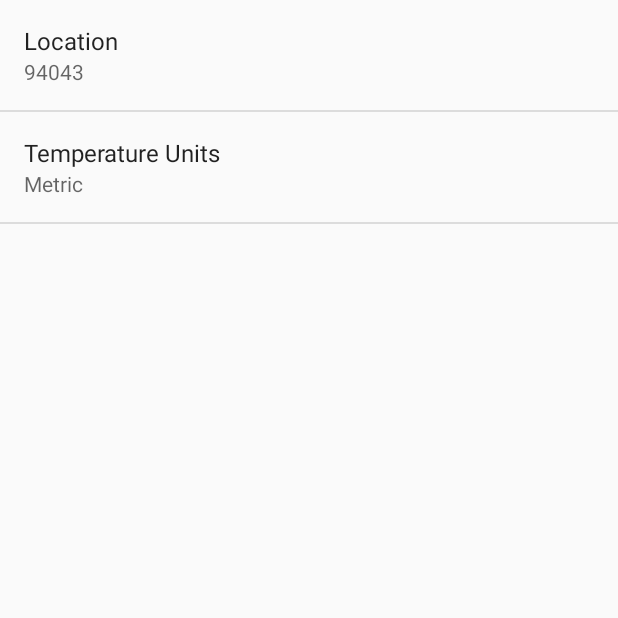
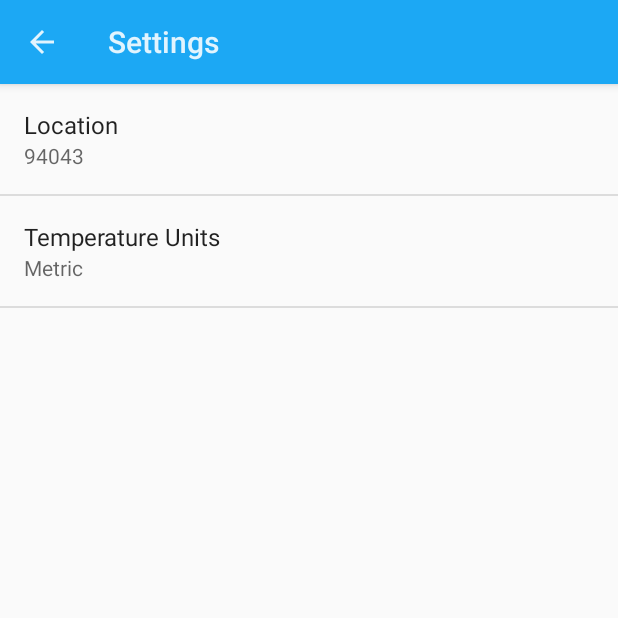
Before and after one commit to renatoneto/udacity-android-nd-sunshine-project, an Android app: the screen it shows after launch (SettingsActivity), in the options menu, after a tap on "Settings", on a phone screen of 412 x 824 dp, the top half of it. Run offline under Robolectric (Android 15) with nearby library versions, the phone set to English and light mode, and no system bars.

Commit message:
estilização do forecast item

```diff
--- a/app/src/main/AndroidManifest.xml
+++ b/app/src/main/AndroidManifest.xml
@@ -12,7 +12,8 @@
         android:theme="@style/AppTheme" >
         <activity
             android:name=".MainActivity"
-            android:label="@string/app_name" >
+            android:theme="@style/ForecastTheme"
+            android:label="@string/app_name">
             <intent-filter>
                 <action android:name="android.intent.action.MAIN" />
 
@@ -30,6 +31,7 @@
         <activity
             android:name=".SettingsActivity"
             android:label="@string/title_activity_settings"
+            android:theme="@style/SettingsTheme"
             android:parentActivityName=".MainActivity" >
             <meta-data
                 android:name="android.support.PARENT_ACTIVITY"
--- a/app/src/main/java/com/example/android/sunshine/app/ForecastAdapter.java
+++ b/app/src/main/java/com/example/android/sunshine/app/ForecastAdapter.java
@@ -18,13 +18,19 @@ public class ForecastAdapter extends CursorAdapter {
     private final int VIEW_TYPE_TODAY = 0;
     private final int VIEW_TYPE_FUTURE_DAY = 1;
 
+    private boolean mUseTodayLayout = true;
+
     public ForecastAdapter(Context context, Cursor c, int flags) {
         super(context, c, flags);
     }
 
+    public void setUseTodayLayout(boolean useTodayLayout) {
+        mUseTodayLayout = useTodayLayout;
+    }
+
     @Override
     public int getItemViewType(int position) {
-        return (position == 0) ? VIEW_TYPE_TODAY : VIEW_TYPE_FUTURE_DAY;
+        return (position == 0 && mUseTodayLayout) ? VIEW_TYPE_TODAY : VIEW_TYPE_FUTURE_DAY;
     }
 
     @Override
@@ -82,8 +88,6 @@ public class ForecastAdapter extends CursorAdapter {
 
         }
 
-
-
         viewHolder.dateView.setText(Utility.getFriendlyDayString(
                 mContext, cursor.getLong(ForecastFragment.COL_WEATHER_DATE)
         ));
--- a/app/src/main/java/com/example/android/sunshine/app/ForecastFragment.java
+++ b/app/src/main/java/com/example/android/sunshine/app/ForecastFragment.java
@@ -76,6 +76,20 @@ public class ForecastFragment extends Fragment implements LoaderManager.LoaderCa
     static final int COL_COORD_LAT = 7;
     static final int COL_COORD_LONG = 8;
 
+    private ListView mListView;
+    private int mScrollPosition = ListView.INVALID_POSITION;
+    private static final String SELECTED_KEY = "selected_position";
+
+    private boolean mUseTodayLayout;
+
+    public void setUseTodayLayout(boolean useTodayLayout) {
+        mUseTodayLayout = useTodayLayout;
+
+        if (mForecastAdapter != null) {
+            mForecastAdapter.setUseTodayLayout(mUseTodayLayout);
+        }
+    }
+
     /**
     * A callback interface that all activities containing this fragment must
     * implement. This mechanism allows activities to be notified of item
@@ -128,20 +142,32 @@ public class ForecastFragment extends Fragment implements LoaderManager.LoaderCa
     }
 
     @Override
+    public void onSaveInstanceState(Bundle outState) {
+
+        if (mScrollPosition != ListView.INVALID_POSITION) {
+            outState.putInt(SELECTED_KEY, mScrollPosition);
+        }
+
+        super.onSaveInstanceState(outState);
+    }
+
+    @Override
     public View onCreateView(LayoutInflater inflater, ViewGroup container,
-                             Bundle savedInstanceState) {
+                             final Bundle savedInstanceState) {
 
         // The ArrayAdapter will take data from a source and
         // use it to populate the ListView it's attached to.
         mForecastAdapter = new ForecastAdapter(getActivity(), null, 0);
 
+        mForecastAdapter.setUseTodayLayout(mUseTodayLayout);
+
         View rootView = inflater.inflate(R.layout.fragment_main, container, false);
 
         // Get a reference to the ListView, and attach this adapter to it.
-        ListView listView = (ListView) rootView.findViewById(R.id.listview_forecast);
-        listView.setAdapter(mForecastAdapter);
+        mListView = (ListView) rootView.findViewById(R.id.listview_forecast);
+        mListView.setAdapter(mForecastAdapter);
 
-        listView.setOnItemClickListener(new AdapterView.OnItemClickListener() {
+        mListView.setOnItemClickListener(new AdapterView.OnItemClickListener() {
 
             @Override
             public void onItemClick(AdapterView adapterView, View view, int position, long l) {
@@ -156,9 +182,15 @@ public class ForecastFragment extends Fragment implements LoaderManager.LoaderCa
                                     locationSetting, cursor.getLong(COL_WEATHER_DATE)
                             ));
 
+                    mScrollPosition = position;
+
                 }
             }
         });
+
+        if (savedInstanceState != null && savedInstanceState.containsKey(SELECTED_KEY)) {
+            mScrollPosition = savedInstanceState.getInt(SELECTED_KEY);
+        }
 
         return rootView;
     }
@@ -194,6 +226,10 @@ public class ForecastFragment extends Fragment implements LoaderManager.LoaderCa
     @Override
     public void onLoadFinished(Loader<Cursor> loader, Cursor data) {
         mForecastAdapter.swapCursor(data);
+
+        if (mScrollPosition != ListView.INVALID_POSITION) {
+            mListView.smoothScrollToPosition(mScrollPosition);
+        }
     }
 
     @Override
--- a/app/src/main/java/com/example/android/sunshine/app/MainActivity.java
+++ b/app/src/main/java/com/example/android/sunshine/app/MainActivity.java
@@ -55,7 +55,12 @@ public class MainActivity extends ActionBarActivity implements ForecastFragment.
 
         } else {
             mTwoPane = false;
+
         }
+
+        ForecastFragment forecastFragment =  ((ForecastFragment)getSupportFragmentManager()
+                                .findFragmentById(R.id.fragment_forecast));
+        forecastFragment.setUseTodayLayout(!mTwoPane);
 
     }
 
--- a/app/src/main/res/layout/fragment_main.xml
+++ b/app/src/main/res/layout/fragment_main.xml
@@ -2,16 +2,14 @@
     xmlns:tools="http://schemas.android.com/tools"
     android:layout_width="match_parent"
     android:layout_height="match_parent"
-    android:paddingLeft="@dimen/activity_horizontal_margin"
+    style="@style/ActionBar.Solid.Sunshine.NoTitle"
 
-    android:paddingRight="@dimen/activity_horizontal_margin"
-    android:paddingTop="@dimen/activity_vertical_margin"
-    android:paddingBottom="@dimen/activity_vertical_margin"
     tools:context=".ForecastFragment">
 
     <ListView
         style="@style/ForecastListStyle"
         android:id="@+id/listview_forecast"
+        android:divider="@null"
         android:layout_width="match_parent"
         android:layout_height="match_parent" />
 
--- /dev/null
+++ b/app/src/main/res/values-land/refs.xml
@@ -0,0 +1,5 @@
+<resources>
+
+    <item name="fragment_detail" type="layout">@layout/fragment_detail_wide</item>
+
+</resources>
--- /dev/null
+++ b/app/src/main/res/values-sw600dp/refs.xml
@@ -0,0 +1,5 @@
+<resources>
+
+    <item name="fragment_detail" type="layout">@layout/fragment_detail_wide</item>
+
+</resources>
--- /dev/null
+++ b/app/src/main/res/values-v14/styles.xml
@@ -0,0 +1,13 @@
+<?xml version="1.0" encoding="utf-8"?>
+<resources>
+    <!-- Settings activity theme. -->
+    <style name="SettingsTheme" parent="@android:style/Theme.Holo.Light.DarkActionBar">
+        <item name="android:actionBarStyle">@style/ActionBar.V14.Sunshine.NoTitle</item>
+    </style>
+
+    <!-- Settings activity action bar styles -->
+    <style name="ActionBar.V14.Sunshine.NoTitle" parent="@android:style/Widget.Holo.Light.ActionBar.Solid.Inverse">
+        <item name="android:background">@color/sunshine_blue</item>
+        <item name="android:height">56dp</item>
+    </style>
+</resources>
--- /dev/null
+++ b/app/src/main/res/values-v21/styles.xml
@@ -0,0 +1,9 @@
+<?xml version="1.0" encoding="utf-8"?>
+<resources>
+    <!-- Settings activity theme. -->
+    <style name="SettingsTheme" parent="@android:style/Theme.Material.Light.DarkActionBar">
+        <item name="android:colorPrimary">@color/sunshine_blue</item>
+        <item name="android:colorPrimaryDark">@color/sunshine_dark_blue</item>
+    </style>
+
+</resources>
--- a/app/src/main/res/values/colors.xml
+++ b/app/src/main/res/values/colors.xml
@@ -3,5 +3,7 @@
 
     <color name="grey">#cccccc</color>
     <color name="sunshine_light_blue">#ff64c2f4</color>
+    <color name="sunshine_blue">#ff1ca8f4</color>
+    <color name="sunshine_dark_blue">#0288D1</color>
 
 </resources>
--- a/app/src/main/res/values/dimens.xml
+++ b/app/src/main/res/values/dimens.xml
@@ -4,7 +4,8 @@
     <dimen name="activity_vertical_margin">16dp</dimen>
 
     <dimen name="list_item_padding">12dp</dimen>
-    <dimen name="list_item_icon_width">36dp</dimen>
-    <dimen name="list_item_icon_height">36dp</dimen>
     <dimen name="list_item_text_padding_bottom">2dp</dimen>
+
+    <dimen name="list_item_icon_parent_width">60dp</dimen>
+
 </resources>
--- a/app/src/main/res/values/styles.xml
+++ b/app/src/main/res/values/styles.xml
@@ -2,11 +2,28 @@
 
     <!-- Base application theme. -->
     <style name="AppTheme" parent="Theme.AppCompat.Light.DarkActionBar">
-        <!-- Customize your theme here. -->
+
+        <item name="colorPrimary">@color/sunshine_blue</item>
+        <item name="colorPrimaryDark">@color/sunshine_dark_blue</item>
+
+    </style>
+
+    <!-- Main activity theme. -->
+    <style name="ForecastTheme" parent="AppTheme">
+        <item name="actionBarStyle">@style/ActionBar.Solid.Sunshine.NoTitle</item>
+    </style>
+
+    <!-- main activity action bar styles -->
+    <style name="ActionBar.Solid.Sunshine.NoTitle" parent="@style/Widget.AppCompat.Light.ActionBar.Solid.Inverse">
+        <item name="displayOptions">useLogo|showHome</item>
+        <item name="logo">@drawable/ic_logo</item>
     </style>
 
     <style name="ForecastListStyle">
 
     </style>
 
+    <style name="SettingsTheme" parent="AppTheme">
+    </style>
+
 </resources>
```
Also changed, not shown: app/src/main/res/drawable-v21/today_touch_selector.xml (added, +15 -0 lines), app/src/main/res/drawable/today_touch_selector.xml (added, +14 -0 lines), app/src/main/res/layout/fragment_detail_wide.xml (added, +82 -0 lines), app/src/main/res/layout/list_item_forecast.xml (+27 -12 lines), app/src/main/res/layout/list_item_forecast_today.xml (+18 -9 lines).
